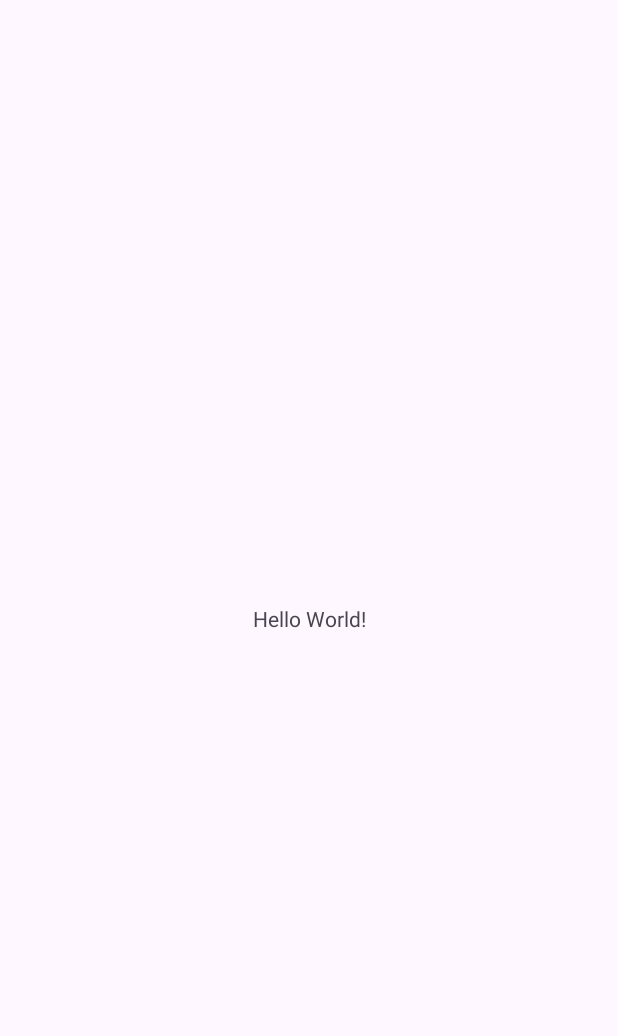
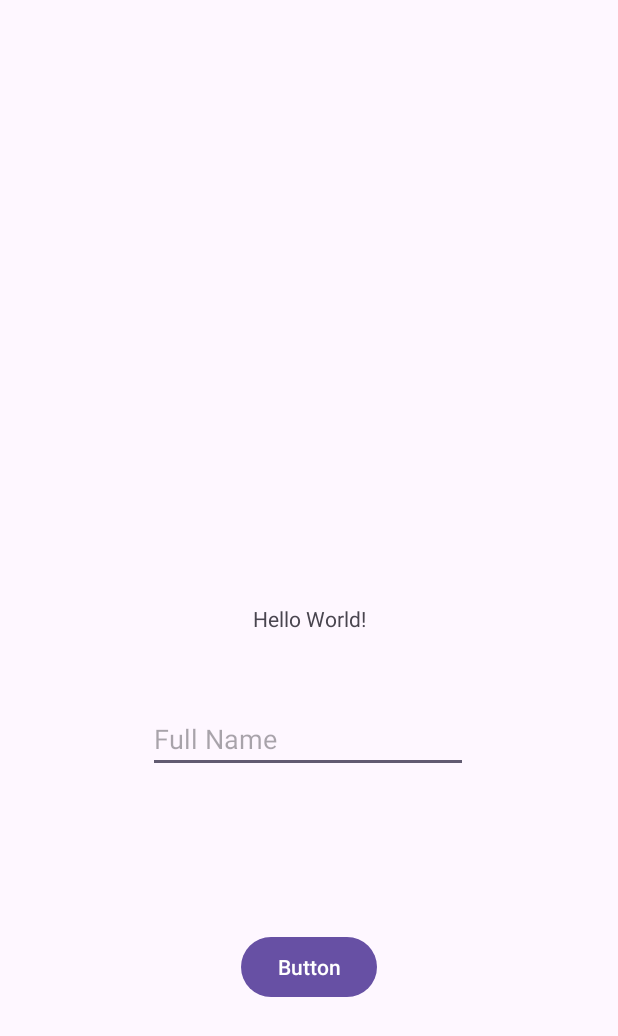
Before and after one commit to akshitha-reddy-yadla/android-kotlin, an Android app: the screen it shows after launch (MainActivity), on a phone screen of 412 x 824 dp. Before the commit the part shown is almost empty. Shown: the top 1036 px of the screen. Run offline under Robolectric (Android 15) with nearby library versions, the phone set to English and light mode, and no system bars.

Commit message:
Add plainText and a button

```diff
--- a/Hello world/app/src/main/java/com/example/helloworld/MainActivity.kt
+++ b/Hello world/app/src/main/java/com/example/helloworld/MainActivity.kt
@@ -1,6 +1,9 @@
 package com.example.helloworld
 
 import android.os.Bundle
+import android.view.View
+import android.widget.EditText
+import android.widget.TextView
 import androidx.activity.enableEdgeToEdge
 import androidx.appcompat.app.AppCompatActivity
 import androidx.core.view.ViewCompat
@@ -17,4 +20,12 @@ class MainActivity : AppCompatActivity() {
             insets
         }
     }
+
+    fun onBtnClick(view: View) {
+        var viewText: TextView = findViewById(R.id.txtHello)
+        var editTxt: EditText = findViewById(R.id.editTxtName)
+
+        viewText.setText("Hello " + editTxt.text + "!!")
+
+    }
 }
--- a/Hello world/app/src/main/res/layout/activity_main.xml
+++ b/Hello world/app/src/main/res/layout/activity_main.xml
@@ -8,6 +8,7 @@
     tools:context=".MainActivity">
 
     <TextView
+        android:id="@+id/txtHello"
         android:layout_width="wrap_content"
         android:layout_height="wrap_content"
         android:text="Hello World!"
@@ -16,4 +17,33 @@
         app:layout_constraintStart_toStartOf="parent"
         app:layout_constraintTop_toTopOf="parent" />
 
+    <EditText
+        android:id="@+id/editTxtName"
+        android:layout_width="wrap_content"
+        android:layout_height="wrap_content"
+        android:layout_marginTop="48dp"
+        android:ems="10"
+        android:hint="Full Name"
+        android:inputType="text"
+        android:text=""
+        app:layout_constraintEnd_toEndOf="parent"
+        app:layout_constraintHorizontal_bias="0.497"
+        app:layout_constraintStart_toStartOf="parent"
+        app:layout_constraintTop_toBottomOf="@+id/txtHello" />
+
+
+    <Button
+        android:id="@+id/txtBtn"
+        android:layout_width="wrap_content"
+        android:layout_height="wrap_content"
+        android:layout_marginTop="80dp"
+        android:text="Button"
+        app:layout_constraintBottom_toBottomOf="parent"
+        app:layout_constraintEnd_toEndOf="parent"
+        app:layout_constraintStart_toStartOf="parent"
+        app:layout_constraintTop_toBottomOf="@+id/editTxtName"
+        app:layout_constraintVertical_bias="0.141"
+        android:onClick="onBtnClick"
+        />
+
 </androidx.constraintlayout.widget.ConstraintLayout>
```
